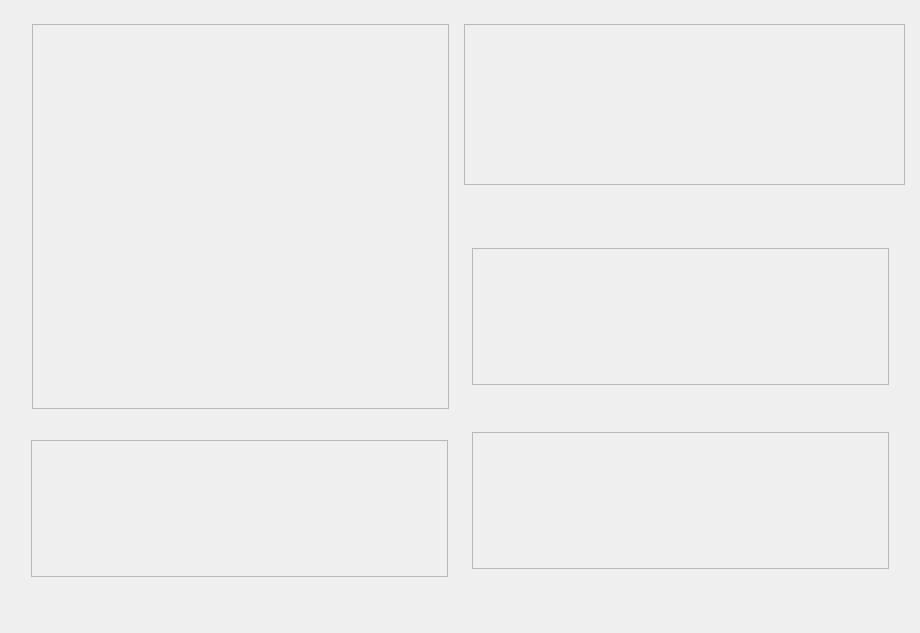
First picture: the form in Window/Page/sensorpage.ui, repository caosq/ChickenFarm, before the edit.
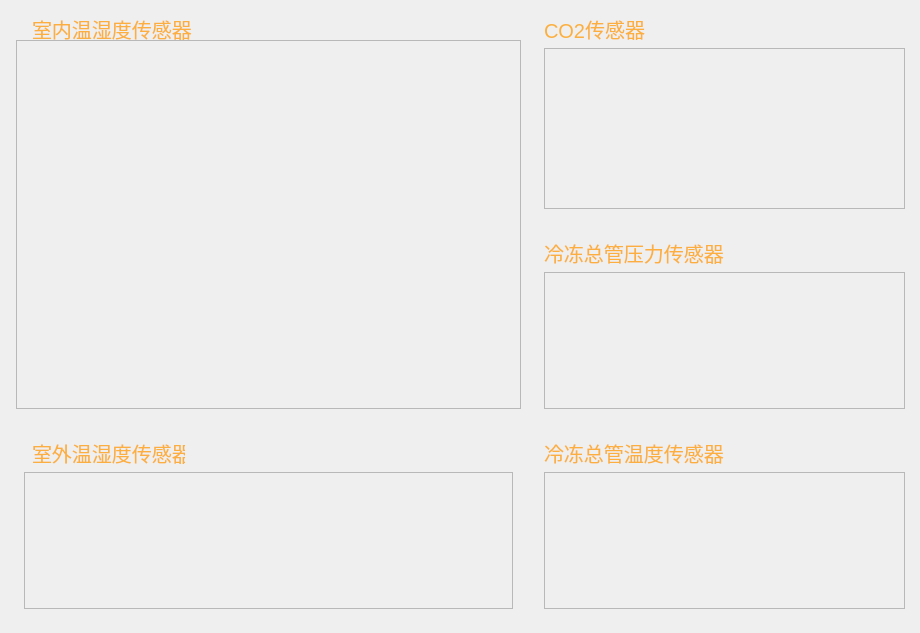
Second picture: the form after the edit. Icons and pictures are not drawn.

Commit message: 水泵、风机、传感器界面布局

What changed in the file:
```diff
--- a/Window/Page/sensorpage.ui
+++ b/Window/Page/sensorpage.ui
@@ -16,9 +16,9 @@
   <widget class="QFrame" name="frame_12">
    <property name="geometry">
     <rect>
-     <x>31</x>
-     <y>440</y>
-     <width>417</width>
+     <x>24</x>
+     <y>472</y>
+     <width>489</width>
      <height>137</height>
     </rect>
    </property>
@@ -37,7 +37,7 @@
      <rect>
       <x>8</x>
       <y>8</y>
-      <width>401</width>
+      <width>473</width>
       <height>121</height>
      </rect>
     </property>
@@ -47,9 +47,9 @@
   <widget class="QFrame" name="frame_13">
    <property name="geometry">
     <rect>
-     <x>464</x>
-     <y>24</y>
-     <width>441</width>
+     <x>544</x>
+     <y>48</y>
+     <width>361</width>
      <height>161</height>
     </rect>
    </property>
@@ -68,8 +68,8 @@
      <rect>
       <x>8</x>
       <y>8</y>
-      <width>425</width>
-      <height>153</height>
+      <width>345</width>
+      <height>137</height>
      </rect>
     </property>
     <layout class="QGridLayout" name="gridLayout_6"/>
@@ -78,9 +78,9 @@
   <widget class="QFrame" name="frame_14">
    <property name="geometry">
     <rect>
-     <x>472</x>
-     <y>248</y>
-     <width>417</width>
+     <x>544</x>
+     <y>272</y>
+     <width>361</width>
      <height>137</height>
     </rect>
    </property>
@@ -99,8 +99,8 @@
      <rect>
       <x>8</x>
       <y>8</y>
-      <width>401</width>
-      <height>121</height>
+      <width>345</width>
+      <height>129</height>
      </rect>
     </property>
     <layout class="QGridLayout" name="gridLayout_7"/>
@@ -109,9 +109,9 @@
   <widget class="QFrame" name="frame_15">
    <property name="geometry">
     <rect>
-     <x>472</x>
-     <y>432</y>
-     <width>417</width>
+     <x>544</x>
+     <y>472</y>
+     <width>361</width>
      <height>137</height>
     </rect>
    </property>
@@ -130,20 +130,20 @@
      <rect>
       <x>8</x>
       <y>8</y>
-      <width>401</width>
+      <width>345</width>
       <height>121</height>
      </rect>
     </property>
-    <layout class="QGridLayout" name="gridLayout_8"/>
+    <layout class="QGridLayout" name="gridLayout_4"/>
    </widget>
   </widget>
   <widget class="QFrame" name="frame_9">
    <property name="geometry">
     <rect>
-     <x>32</x>
-     <y>24</y>
-     <width>417</width>
-     <height>385</height>
+     <x>16</x>
+     <y>40</y>
+     <width>505</width>
+     <height>369</height>
     </rect>
    </property>
    <property name="styleSheet">
@@ -160,15 +160,715 @@
    <widget class="QWidget" name="gridLayoutWidget_4">
     <property name="geometry">
      <rect>
-      <x>16</x>
-      <y>16</y>
-      <width>385</width>
+      <x>8</x>
+      <y>8</y>
+      <width>489</width>
       <height>353</height>
      </rect>
     </property>
-    <layout class="QGridLayout" name="gridLayout_4"/>
+    <layout class="QGridLayout" name="gridLayout"/>
    </widget>
   </widget>
+  <widget class="QLabel" name="label">
+   <property name="geometry">
+    <rect>
+     <x>32</x>
+     <y>16</y>
+     <width>169</width>
+     <height>25</height>
+    </rect>
+   </property>
+   <property name="palette">
+    <palette>
+     <active>
+      <colorrole role="WindowText">
+       <brush brushstyle="SolidPattern">
+        <color alpha="255">
+         <red>252</red>
+         <green>175</green>
+         <blue>62</blue>
+        </color>
+       </brush>
+      </colorrole>
+      <colorrole role="Button">
+       <brush brushstyle="SolidPattern">
+        <color alpha="0">
+         <red>0</red>
+         <green>0</green>
+         <blue>0</blue>
+        </color>
+       </brush>
+      </colorrole>
+      <colorrole role="Base">
+       <brush brushstyle="SolidPattern">
+        <color alpha="0">
+         <red>0</red>
+         <green>0</green>
+         <blue>0</blue>
+        </color>
+       </brush>
+      </colorrole>
+      <colorrole role="Window">
+       <brush brushstyle="SolidPattern">
+        <color alpha="0">
+         <red>0</red>
+         <green>0</green>
+         <blue>0</blue>
+        </color>
+       </brush>
+      </colorrole>
+     </active>
+     <inactive>
+      <colorrole role="WindowText">
+       <brush brushstyle="SolidPattern">
+        <color alpha="255">
+         <red>252</red>
+         <green>175</green>
+         <blue>62</blue>
+        </color>
+       </brush>
+      </colorrole>
+      <colorrole role="Button">
+       <brush brushstyle="SolidPattern">
+        <color alpha="0">
+         <red>0</red>
+         <green>0</green>
+         <blue>0</blue>
+        </color>
+       </brush>
+      </colorrole>
+      <colorrole role="Base">
+       <brush brushstyle="SolidPattern">
+        <color alpha="0">
+         <red>0</red>
+         <green>0</green>
+         <blue>0</blue>
+        </color>
+       </brush>
+      </colorrole>
+      <colorrole role="Window">
+       <brush brushstyle="SolidPattern">
+        <color alpha="0">
+         <red>0</red>
+         <green>0</green>
+         <blue>0</blue>
+        </color>
+       </brush>
+      </colorrole>
+     </inactive>
+     <disabled>
+      <colorrole role="WindowText">
+       <brush brushstyle="SolidPattern">
+        <color alpha="255">
+         <red>190</red>
+         <green>190</green>
+         <blue>190</blue>
+        </color>
+       </brush>
+      </colorrole>
+      <colorrole role="Button">
+       <brush brushstyle="SolidPattern">
+        <color alpha="0">
+         <red>0</red>
+         <green>0</green>
+         <blue>0</blue>
+        </color>
+       </brush>
+      </colorrole>
+      <colorrole role="Base">
+       <brush brushstyle="SolidPattern">
+        <color alpha="0">
+         <red>0</red>
+         <green>0</green>
+         <blue>0</blue>
+        </color>
+       </brush>
+      </colorrole>
+      <colorrole role="Window">
+       <brush brushstyle="SolidPattern">
+        <color alpha="0">
+         <red>0</red>
+         <green>0</green>
+         <blue>0</blue>
+        </color>
+       </brush>
+      </colorrole>
+     </disabled>
+    </palette>
+   </property>
+   <property name="font">
+    <font>
+     <pointsize>15</pointsize>
+    </font>
+   </property>
+   <property name="styleSheet">
+    <string notr="true">border-style:none;
+background:transparent;</string>
+   </property>
+   <property name="text">
+    <string>室内温湿度传感器</string>
+   </property>
+  </widget>
+  <widget class="QLabel" name="label_2">
+   <property name="geometry">
+    <rect>
+     <x>32</x>
+     <y>440</y>
+     <width>153</width>
+     <height>25</height>
+    </rect>
+   </property>
+   <property name="palette">
+    <palette>
+     <active>
+      <colorrole role="WindowText">
+       <brush brushstyle="SolidPattern">
+        <color alpha="255">
+         <red>252</red>
+         <green>175</green>
+         <blue>62</blue>
+        </color>
+       </brush>
+      </colorrole>
+      <colorrole role="Button">
+       <brush brushstyle="SolidPattern">
+        <color alpha="0">
+         <red>0</red>
+         <green>0</green>
+         <blue>0</blue>
+        </color>
+       </brush>
+      </colorrole>
+      <colorrole role="Base">
+       <brush brushstyle="SolidPattern">
+        <color alpha="0">
+         <red>0</red>
+         <green>0</green>
+         <blue>0</blue>
+        </color>
+       </brush>
+      </colorrole>
+      <colorrole role="Window">
+       <brush brushstyle="SolidPattern">
+        <color alpha="0">
+         <red>0</red>
+         <green>0</green>
+         <blue>0</blue>
+        </color>
+       </brush>
+      </colorrole>
+     </active>
+     <inactive>
+      <colorrole role="WindowText">
+       <brush brushstyle="SolidPattern">
+        <color alpha="255">
+         <red>252</red>
+         <green>175</green>
+         <blue>62</blue>
+        </color>
+       </brush>
+      </colorrole>
+      <colorrole role="Button">
+       <brush brushstyle="SolidPattern">
+        <color alpha="0">
+         <red>0</red>
+         <green>0</green>
+         <blue>0</blue>
+        </color>
+       </brush>
+      </colorrole>
+      <colorrole role="Base">
+       <brush brushstyle="SolidPattern">
+        <color alpha="0">
+         <red>0</red>
+         <green>0</green>
+         <blue>0</blue>
+        </color>
+       </brush>
+      </colorrole>
+      <colorrole role="Window">
+       <brush brushstyle="SolidPattern">
+        <color alpha="0">
+         <red>0</red>
+         <green>0</green>
+         <blue>0</blue>
+        </color>
+       </brush>
+      </colorrole>
+     </inactive>
+     <disabled>
+      <colorrole role="WindowText">
+       <brush brushstyle="SolidPattern">
+        <color alpha="255">
+         <red>190</red>
+         <green>190</green>
+         <blue>190</blue>
+        </color>
+       </brush>
+      </colorrole>
+      <colorrole role="Button">
+       <brush brushstyle="SolidPattern">
+        <color alpha="0">
+         <red>0</red>
+         <green>0</green>
+         <blue>0</blue>
+        </color>
+       </brush>
+      </colorrole>
+      <colorrole role="Base">
+       <brush brushstyle="SolidPattern">
+        <color alpha="0">
+         <red>0</red>
+         <green>0</green>
+         <blue>0</blue>
+        </color>
+       </brush>
+      </colorrole>
+      <colorrole role="Window">
+       <brush brushstyle="SolidPattern">
+        <color alpha="0">
+         <red>0</red>
+         <green>0</green>
+         <blue>0</blue>
+        </color>
+       </brush>
+      </colorrole>
+     </disabled>
+    </palette>
+   </property>
+   <property name="font">
+    <font>
+     <pointsize>15</pointsize>
+    </font>
+   </property>
+   <property name="styleSheet">
+    <string notr="true">border-style:none;
+background:transparent;</string>
+   </property>
+   <property name="text">
+    <string>室外温湿度传感器</string>
+   </property>
+  </widget>
+  <widget class="QLabel" name="label_3">
+   <property name="geometry">
+    <rect>
+     <x>544</x>
+     <y>16</y>
+     <width>153</width>
+     <height>25</height>
+    </rect>
+   </property>
+   <property name="palette">
+    <palette>
+     <active>
+      <colorrole role="WindowText">
+       <brush brushstyle="SolidPattern">
+        <color alpha="255">
+         <red>252</red>
+         <green>175</green>
+         <blue>62</blue>
+        </color>
+       </brush>
+      </colorrole>
+      <colorrole role="Button">
+       <brush brushstyle="SolidPattern">
+        <color alpha="0">
+         <red>0</red>
+         <green>0</green>
+         <blue>0</blue>
+        </color>
+       </brush>
+      </colorrole>
+      <colorrole role="Base">
+       <brush brushstyle="SolidPattern">
+        <color alpha="0">
+         <red>0</red>
+         <green>0</green>
+         <blue>0</blue>
+        </color>
+       </brush>
+      </colorrole>
+      <colorrole role="Window">
+       <brush brushstyle="SolidPattern">
+        <color alpha="0">
+         <red>0</red>
+         <green>0</green>
+         <blue>0</blue>
+        </color>
+       </brush>
+      </colorrole>
+     </active>
+     <inactive>
+      <colorrole role="WindowText">
+       <brush brushstyle="SolidPattern">
+        <color alpha="255">
+         <red>252</red>
+         <green>175</green>
+         <blue>62</blue>
+        </color>
+       </brush>
+      </colorrole>
+      <colorrole role="Button">
+       <brush brushstyle="SolidPattern">
+        <color alpha="0">
+         <red>0</red>
+         <green>0</green>
+         <blue>0</blue>
+        </color>
+       </brush>
+      </colorrole>
+      <colorrole role="Base">
+       <brush brushstyle="SolidPattern">
+        <color alpha="0">
+         <red>0</red>
+         <green>0</green>
+         <blue>0</blue>
+        </color>
+       </brush>
+      </colorrole>
+      <colorrole role="Window">
+       <brush brushstyle="SolidPattern">
+        <color alpha="0">
+         <red>0</red>
+         <green>0</green>
+         <blue>0</blue>
+        </color>
+       </brush>
+      </colorrole>
+     </inactive>
+     <disabled>
+      <colorrole role="WindowText">
+       <brush brushstyle="SolidPattern">
+        <color alpha="255">
+         <red>190</red>
+         <green>190</green>
+         <blue>190</blue>
+        </color>
+       </brush>
+      </colorrole>
+      <colorrole role="Button">
+       <brush brushstyle="SolidPattern">
+        <color alpha="0">
+         <red>0</red>
+         <green>0</green>
+         <blue>0</blue>
+        </color>
+       </brush>
+      </colorrole>
+      <colorrole role="Base">
+       <brush brushstyle="SolidPattern">
+        <color alpha="0">
+         <red>0</red>
+         <green>0</green>
+         <blue>0</blue>
+        </color>
+       </brush>
+      </colorrole>
+      <colorrole role="Window">
+       <brush brushstyle="SolidPattern">
+        <color alpha="0">
+         <red>0</red>
+         <green>0</green>
+         <blue>0</blue>
+        </color>
+       </brush>
+      </colorrole>
+     </disabled>
+    </palette>
+   </property>
+   <property name="font">
+    <font>
+     <pointsize>15</pointsize>
+    </font>
+   </property>
+   <property name="styleSheet">
+    <string notr="true">border-style:none;
+background:transparent;</string>
+   </property>
+   <property name="text">
+    <string>CO2传感器</string>
+   </property>
+  </widget>
+  <widget class="QLabel" name="label_4">
+   <property name="geometry">
+    <rect>
+     <x>544</x>
+     <y>240</y>
+     <width>193</width>
+     <height>25</height>
+    </rect>
+   </property>
+   <property name="palette">
+    <palette>
+     <active>
+      <colorrole role="WindowText">
+       <brush brushstyle="SolidPattern">
+        <color alpha="255">
+         <red>252</red>
+         <green>175</green>
+         <blue>62</blue>
+        </color>
+       </brush>
+      </colorrole>
+      <colorrole role="Button">
+       <brush brushstyle="SolidPattern">
+        <color alpha="0">
+         <red>0</red>
+         <green>0</green>
+         <blue>0</blue>
+        </color>
+       </brush>
+      </colorrole>
+      <colorrole role="Base">
+       <brush brushstyle="SolidPattern">
+        <color alpha="0">
+         <red>0</red>
+         <green>0</green>
+         <blue>0</blue>
+        </color>
+       </brush>
+      </colorrole>
+      <colorrole role="Window">
+       <brush brushstyle="SolidPattern">
+        <color alpha="0">
+         <red>0</red>
+         <green>0</green>
+         <blue>0</blue>
+        </color>
+       </brush>
+      </colorrole>
+     </active>
+     <inactive>
+      <colorrole role="WindowText">
+       <brush brushstyle="SolidPattern">
+        <color alpha="255">
+         <red>252</red>
+         <green>175</green>
+         <blue>62</blue>
+        </color>
+       </brush>
+      </colorrole>
+      <colorrole role="Button">
+       <brush brushstyle="SolidPattern">
+        <color alpha="0">
+         <red>0</red>
+         <green>0</green>
+         <blue>0</blue>
+        </color>
+       </brush>
+      </colorrole>
+      <colorrole role="Base">
+       <brush brushstyle="SolidPattern">
+        <color alpha="0">
+         <red>0</red>
+         <green>0</green>
+         <blue>0</blue>
+        </color>
+       </brush>
+      </colorrole>
+      <colorrole role="Window">
+       <brush brushstyle="SolidPattern">
+        <color alpha="0">
+         <red>0</red>
+         <green>0</green>
+         <blue>0</blue>
+        </color>
+       </brush>
+      </colorrole>
+     </inactive>
+     <disabled>
+      <colorrole role="WindowText">
+       <brush brushstyle="SolidPattern">
+        <color alpha="255">
+         <red>190</red>
+         <green>190</green>
+         <blue>190</blue>
+        </color>
+       </brush>
+      </colorrole>
+      <colorrole role="Button">
+       <brush brushstyle="SolidPattern">
+        <color alpha="0">
+         <red>0</red>
+         <green>0</green>
+         <blue>0</blue>
+        </color>
+       </brush>
+      </colorrole>
+      <colorrole role="Base">
+       <brush brushstyle="SolidPattern">
+        <color alpha="0">
+         <red>0</red>
+         <green>0</green>
+         <blue>0</blue>
+        </color>
+       </brush>
+      </colorrole>
+      <colorrole role="Window">
+       <brush brushstyle="SolidPattern">
+        <color alpha="0">
+         <red>0</red>
+         <green>0</green>
+         <blue>0</blue>
+        </color>
+       </brush>
+      </colorrole>
+     </disabled>
+    </palette>
+   </property>
+   <property name="font">
+    <font>
+     <pointsize>15</pointsize>
+    </font>
+   </property>
+   <property name="styleSheet">
+    <string notr="true">border-style:none;
+background:transparent;</string>
+   </property>
+   <property name="text">
+    <string>冷冻总管压力传感器</string>
+   </property>
+  </widget>
+  <widget class="QLabel" name="label_5">
+   <property name="geometry">
+    <rect>
+     <x>544</x>
+     <y>440</y>
+     <width>193</width>
+     <height>25</height>
+    </rect>
+   </property>
+   <property name="palette">
+    <palette>
+     <active>
+      <colorrole role="WindowText">
+       <brush brushstyle="SolidPattern">
+        <color alpha="255">
+         <red>252</red>
+         <green>175</green>
+         <blue>62</blue>
+        </color>
+       </brush>
+      </colorrole>
+      <colorrole role="Button">
+       <brush brushstyle="SolidPattern">
+        <color alpha="0">
+         <red>0</red>
+         <green>0</green>
+         <blue>0</blue>
+        </color>
+       </brush>
+      </colorrole>
+      <colorrole role="Base">
+       <brush brushstyle="SolidPattern">
+        <color alpha="0">
+         <red>0</red>
+         <green>0</green>
+         <blue>0</blue>
+        </color>
+       </brush>
+      </colorrole>
+      <colorrole role="Window">
+       <brush brushstyle="SolidPattern">
+        <color alpha="0">
+         <red>0</red>
+         <green>0</green>
+         <blue>0</blue>
+        </color>
+       </brush>
+      </colorrole>
+     </active>
+     <inactive>
+      <colorrole role="WindowText">
+       <brush brushstyle="SolidPattern">
+        <color alpha="255">
+         <red>252</red>
+         <green>175</green>
+         <blue>62</blue>
+        </color>
+       </brush>
+      </colorrole>
+      <colorrole role="Button">
+       <brush brushstyle="SolidPattern">
+        <color alpha="0">
+         <red>0</red>
+         <green>0</green>
+         <blue>0</blue>
+        </color>
+       </brush>
+      </colorrole>
+      <colorrole role="Base">
+       <brush brushstyle="SolidPattern">
+        <color alpha="0">
+         <red>0</red>
+         <green>0</green>
+         <blue>0</blue>
+        </color>
+       </brush>
+      </colorrole>
+      <colorrole role="Window">
+       <brush brushstyle="SolidPattern">
+        <color alpha="0">
+         <red>0</red>
+         <green>0</green>
+         <blue>0</blue>
+        </color>
+       </brush>
+      </colorrole>
+     </inactive>
+     <disabled>
+      <colorrole role="WindowText">
+       <brush brushstyle="SolidPattern">
+        <color alpha="255">
+         <red>190</red>
+         <green>190</green>
+         <blue>190</blue>
+        </color>
+       </brush>
+      </colorrole>
+      <colorrole role="Button">
+       <brush brushstyle="SolidPattern">
+        <color alpha="0">
+         <red>0</red>
+         <green>0</green>
+         <blue>0</blue>
+        </color>
+       </brush>
+      </colorrole>
+      <colorrole role="Base">
+       <brush brushstyle="SolidPattern">
+        <color alpha="0">
+         <red>0</red>
+         <green>0</green>
+         <blue>0</blue>
+        </color>
+       </brush>
+      </colorrole>
+      <colorrole role="Window">
+       <brush brushstyle="SolidPattern">
+        <color alpha="0">
+         <red>0</red>
+         <green>0</green>
+         <blue>0</blue>
+        </color>
+       </brush>
+      </colorrole>
+     </disabled>
+    </palette>
+   </property>
+   <property name="font">
+    <font>
+     <pointsize>15</pointsize>
+    </font>
+   </property>
+   <property name="styleSheet">
+    <string notr="true">border-style:none;
+background:transparent;</string>
+   </property>
+   <property name="text">
+    <string>冷冻总管温度传感器</string>
+   </property>
+  </widget>
  </widget>
  <resources/>
  <connections/>
```
Left out of the diff: 26 changed lines with no effect on the pictures. The commit also changes 44 other files.
